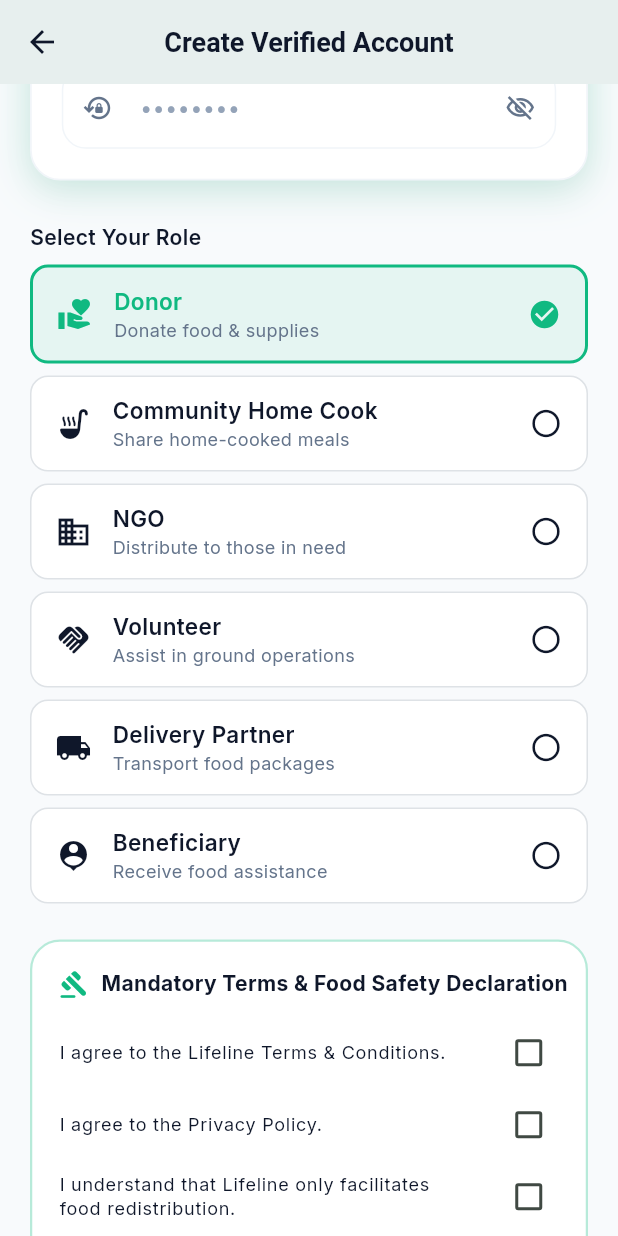
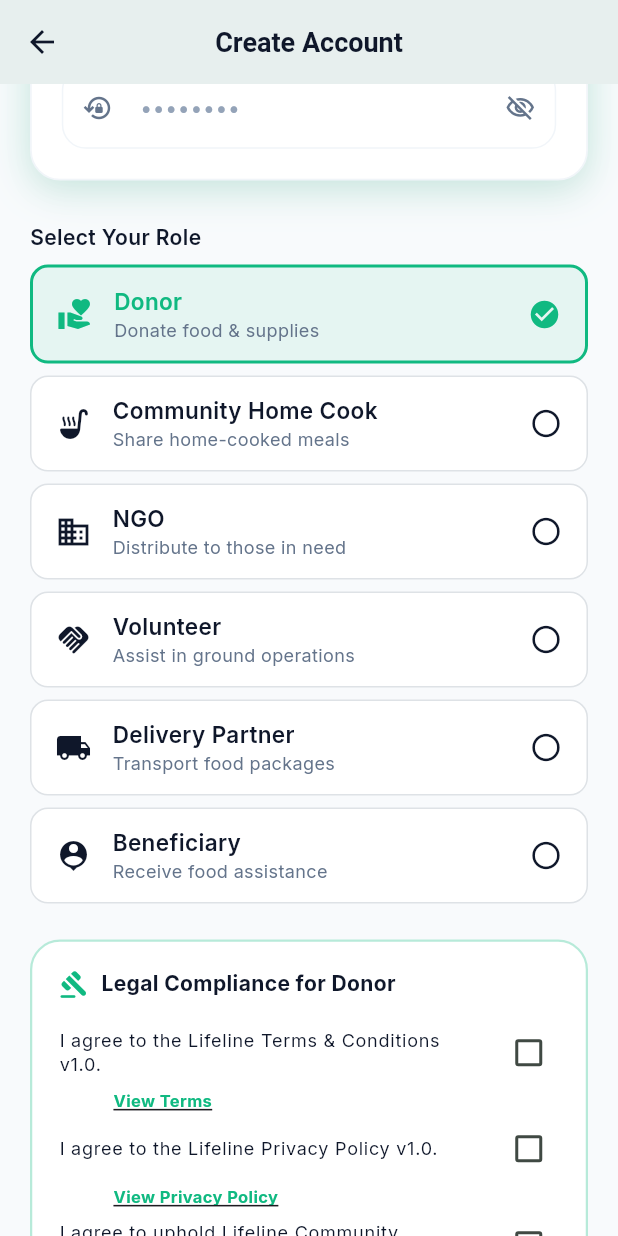
Before and after one commit to arun-2124/lifeline, a Flutter app: the RegisterScreen screen opened by its route, scrolled down 576 dp, on a phone screen of 412 x 824 dp. Run offline on Flutter 3.47's test engine with Material 3 defaults, Android fonts, the phone set to English and light mode, and no system bars; our stand-ins replace cloud_firestore, equatable, firebase_auth, firebase_core, firebase_messaging, firebase_storage and 6 more; missing offline and left inert: firebase_app_check; accounts and stored records are empty.

Commit message:
feat: Phase 2 Legal Compliance, Policy Versioning, Role-Based Consent & Food Safety Agreement

```diff
--- /dev/null
+++ b/mobile_app/lib/models/user_consent_model.dart
@@ -0,0 +1,92 @@
+import 'package:cloud_firestore/cloud_firestore.dart';
+import 'package:equatable/equatable.dart';
+
+class UserConsentModel extends Equatable {
+  static const String currentTermsVersion = '1.0';
+  static const String currentPrivacyVersion = '1.0';
+  static const String currentFoodSafetyVersion = '1.0';
+  static const String currentCommunityVersion = '1.0';
+
+  final bool acceptedTerms;
+  final bool acceptedPrivacyPolicy;
+  final bool acceptedCommunityGuidelines;
+  final bool acceptedFoodSafetyAgreement;
+  final String termsVersion;
+  final String privacyVersion;
+  final String communityVersion;
+  final String foodSafetyVersion;
+  final DateTime acceptedAt;
+  final String acceptedDevice;
+
+  const UserConsentModel({
+    required this.acceptedTerms,
+    required this.acceptedPrivacyPolicy,
+    required this.acceptedCommunityGuidelines,
+    required this.acceptedFoodSafetyAgreement,
+    this.termsVersion = currentTermsVersion,
+    this.privacyVersion = currentPrivacyVersion,
+    this.communityVersion = currentCommunityVersion,
+    this.foodSafetyVersion = currentFoodSafetyVersion,
+    required this.acceptedAt,
+    this.acceptedDevice = 'Android App',
+  });
+
+  Map<String, dynamic> toMap() {
+    return {
+      'acceptedTerms': acceptedTerms,
+      'acceptedPrivacyPolicy': acceptedPrivacyPolicy,
+      'acceptedCommunityGuidelines': acceptedCommunityGuidelines,
+      'acceptedFoodSafetyAgreement': acceptedFoodSafetyAgreement,
+      'termsVersion': termsVersion,
+      'privacyVersion': privacyVersion,
+      'communityVersion': communityVersion,
+      'foodSafetyVersion': foodSafetyVersion,
+      'acceptedAt': Timestamp.fromDate(acceptedAt),
+      'acceptedDevice': acceptedDevice,
+    };
+  }
+
+  factory UserConsentModel.fromMap(Map<String, dynamic> map) {
+    return UserConsentModel(
+      acceptedTerms: map['acceptedTerms'] as bool? ?? false,
+      acceptedPrivacyPolicy: map['acceptedPrivacyPolicy'] as bool? ?? false,
+      acceptedCommunityGuidelines: map['acceptedCommunityGuidelines'] as bool? ?? false,
+      acceptedFoodSafetyAgreement: map['acceptedFoodSafetyAgreement'] as bool? ?? false,
+      termsVersion: map['termsVersion'] as String? ?? currentTermsVersion,
+      privacyVersion: map['privacyVersion'] as String? ?? currentPrivacyVersion,
+      communityVersion: map['communityVersion'] as String? ?? currentCommunityVersion,
+      foodSafetyVersion: map['foodSafetyVersion'] as String? ?? currentFoodSafetyVersion,
+      acceptedAt: map['acceptedAt'] is Timestamp
+          ? (map['acceptedAt'] as Timestamp).toDate()
+          : DateTime.now(),
+      acceptedDevice: map['acceptedDevice'] as String? ?? 'Android App',
+    );
+  }
+
+  bool isVersionUpToDateForRole(String role) {
+    final cleanRole = role.trim().toLowerCase();
+    final requiresFoodSafety = cleanRole == 'donor' || cleanRole == 'community home cook' || cleanRole == 'home cook';
+    final requiresCommunity = cleanRole != 'beneficiary' && cleanRole != 'admin';
+
+    if (!acceptedTerms || termsVersion != currentTermsVersion) return false;
+    if (!acceptedPrivacyPolicy || privacyVersion != currentPrivacyVersion) return false;
+    if (requiresCommunity && (!acceptedCommunityGuidelines || communityVersion != currentCommunityVersion)) return false;
+    if (requiresFoodSafety && (!acceptedFoodSafetyAgreement || foodSafetyVersion != currentFoodSafetyVersion)) return false;
+
+    return true;
+  }
+
+  @override
+  List<Object?> get props => [
+        acceptedTerms,
+        acceptedPrivacyPolicy,
+        acceptedCommunityGuidelines,
+        acceptedFoodSafetyAgreement,
+        termsVersion,
+        privacyVersion,
+        communityVersion,
+        foodSafetyVersion,
+        acceptedAt,
+        acceptedDevice,
+      ];
+}
--- a/mobile_app/lib/routes/app_router.dart
+++ b/mobile_app/lib/routes/app_router.dart
@@ -7,6 +7,8 @@ import 'package:mobile_app/screens/auth/forgot_password_screen.dart';
 import 'package:mobile_app/screens/auth/login_screen.dart';
 import 'package:mobile_app/screens/auth/register_screen.dart';
 import 'package:mobile_app/screens/auth/welcome_screen.dart';
+import 'package:mobile_app/screens/legal/privacy_policy_screen.dart';
+import 'package:mobile_app/screens/legal/terms_conditions_screen.dart';
 import 'package:mobile_app/screens/beneficiary/beneficiary_home_screen.dart';
 import 'package:mobile_app/screens/beneficiary/beneficiary_request_history_screen.dart';
 import 'package:mobile_app/screens/beneficiary/direct_meal_request_screen.dart';
@@ -127,6 +129,10 @@ class AppRouter {
   static const String communityLeaderboardRoute = '/home-cook/leaderboard';
   static const String impactDashboardRoute = '/home-cook/impact';
   static const String adminHomeCookVerificationRoute = '/admin/home-cook-verification';
+
+  // Legal Compliance Routes (Phase 2)
+  static const String termsConditionsRoute = '/legal/terms';
+  static const String privacyPolicyRoute = '/legal/privacy';
 
   static String getHomeRouteForRole(String role) {
     switch (role.trim().toLowerCase()) {
@@ -293,6 +299,10 @@ class AppRouter {
         return MaterialPageRoute(builder: (_) => const ImpactDashboardScreen());
       case adminHomeCookVerificationRoute:
         return MaterialPageRoute(builder: (_) => const AdminHomeCookVerificationScreen());
+      case termsConditionsRoute:
+        return MaterialPageRoute(builder: (_) => const TermsConditionsScreen());
+      case privacyPolicyRoute:
+        return MaterialPageRoute(builder: (_) => const PrivacyPolicyScreen());
       default:
         return MaterialPageRoute(
           builder: (_) => NotFoundScreen(routeName: settings.name),
--- a/mobile_app/lib/screens/auth/register_screen.dart
+++ b/mobile_app/lib/screens/auth/register_screen.dart
@@ -1,6 +1,7 @@
 import 'package:flutter/material.dart';
 import 'package:flutter_riverpod/flutter_riverpod.dart';
 import 'package:mobile_app/core/constants/app_colors.dart';
+import 'package:mobile_app/models/user_consent_model.dart';
 import 'package:mobile_app/providers/app_providers.dart';
 import 'package:mobile_app/providers/auth_provider.dart';
 import 'package:mobile_app/routes/app_router.dart';
@@ -26,23 +27,28 @@ class _RegisterScreenState extends ConsumerState<RegisterScreen> {
   final _confirmPasswordController = TextEditingController();
   String _selectedRole = 'Donor';
 
-  // 7 MANDATORY CHECKBOXES
+  // AGREEMENT CHECKBOXES
   bool _agreeTerms = false;
   bool _agreePrivacy = false;
-  bool _agreeFacilitation = false;
+  bool _agreeCommunity = false;
   bool _agreeFoodSafety = false;
-  bool _agreeNoUnsafeFood = false;
-  bool _agreeViolationSuspension = false;
-  bool _certifyAccurateInfo = false;
 
-  bool get _areAllAgreementsAccepted =>
-      _agreeTerms &&
-      _agreePrivacy &&
-      _agreeFacilitation &&
-      _agreeFoodSafety &&
-      _agreeNoUnsafeFood &&
-      _agreeViolationSuspension &&
-      _certifyAccurateInfo;
+  bool get _requiresFoodSafety {
+    final r = _selectedRole.trim().toLowerCase();
+    return r == 'donor' || r == 'community home cook' || r == 'home cook';
+  }
+
+  bool get _requiresCommunity {
+    final r = _selectedRole.trim().toLowerCase();
+    return r != 'beneficiary' && r != 'admin';
+  }
+
+  bool get _areRoleAgreementsAccepted {
+    if (!_agreeTerms || !_agreePrivacy) return false;
+    if (_requiresCommunity && !_agreeCommunity) return false;
+    if (_requiresFoodSafety && !_agreeFoodSafety) return false;
+    return true;
+  }
 
   @override
   void dispose() {
@@ -55,10 +61,10 @@ class _RegisterScreenState extends ConsumerState<RegisterScreen> {
   }
 
   void _submitRegister() {
-    if (!_areAllAgreementsAccepted) {
+    if (!_areRoleAgreementsAccepted) {
       ScaffoldMessenger.of(context).showSnackBar(
         const SnackBar(
-          content: Text('Please accept all mandatory Terms & Food Safety agreements before registering.'),
+          content: Text('Please accept all mandatory legal & safety agreements for your role.'),
           backgroundColor: AppColors.error,
         ),
       );
@@ -105,7 +111,7 @@ class _RegisterScreenState extends ConsumerState<RegisterScreen> {
     return Scaffold(
       backgroundColor: AppColors.background,
       appBar: AppBar(
-        title: const Text('Create Verified Account'),
+        title: const Text('Create Account'),
       ),
       body: SafeArea(
         child: SingleChildScrollView(
@@ -125,12 +131,12 @@ class _RegisterScreenState extends ConsumerState<RegisterScreen> {
                 ),
                 const SizedBox(height: 6),
                 const Text(
-                  'Enter details and review mandatory food safety guarantees.',
+                  'Fill in your details and accept role-based legal agreements.',
                   style: TextStyle(fontSize: 14, color: AppColors.textSecondary),
                 ),
                 const SizedBox(height: 20),
 
-                // USER PROFILE FORM
+                // USER PROFILE INPUTS
                 GlassCard(
                   padding: const EdgeInsets.all(20),
                   child: Column(
@@ -206,14 +212,14 @@ class _RegisterScreenState extends ConsumerState<RegisterScreen> {
 
                 const SizedBox(height: 24),
 
-                // 7 MANDATORY TERMS & FOOD SAFETY CHECKBOXES
+                // ROLE-BASED LEGAL AGREEMENTS (PHASE 2)
                 Container(
                   padding: const EdgeInsets.all(18),
                   decoration: BoxDecoration(
                     color: AppColors.surface,
                     borderRadius: BorderRadius.circular(20),
                     border: Border.all(
-                      color: _areAllAgreementsAccepted
+                      color: _areRoleAgreementsAccepted
                           ? AppColors.success.withValues(alpha: 0.5)
                           : AppColors.primary.withValues(alpha: 0.3),
                       width: 1.5,
@@ -222,13 +228,13 @@ class _RegisterScreenState extends ConsumerState<RegisterScreen> {
                   child: Column(
                     crossAxisAlignment: CrossAxisAlignment.start,
                     children: [
-                      const Row(
+                      Row(
                         children: [
-                          Icon(Icons.gavel_rounded, color: AppColors.primary, size: 20),
-                          SizedBox(width: 8),
+                          const Icon(Icons.gavel_rounded, color: AppColors.primary, size: 20),
+                          const SizedBox(width: 8),
                           Text(
-                            'Mandatory Terms & Food Safety Declaration',
-                            style: TextStyle(
+                            'Legal Compliance for $_selectedRole',
+                            style: const TextStyle(
                               fontSize: 14,
                               fontWeight: FontWeight.bold,
                               color: AppColors.textPrimary,
@@ -237,41 +243,57 @@ class _RegisterScreenState extends ConsumerState<RegisterScreen> {
                         ],
                       ),
                       const SizedBox(height: 12),
-                      _CheckboxTile(
+
+                      // Terms & Conditions v1.0
+                      _LegalCheckboxTile(
                         value: _agreeTerms,
-                        title: 'I agree to the Lifeline Terms & Conditions.',
+                        title: 'I agree to the Lifeline Terms & Conditions v${UserConsentModel.currentTermsVersion}.',
+                        linkText: 'View Terms',
+                        onLinkTap: () {
+                          Navigator.of(context).pushNamed(AppRouter.termsConditionsRoute);
+                        },
                         onChanged: (v) => setState(() => _agreeTerms = v ?? false),
                       ),
-                      _CheckboxTile(
+
+                      // Privacy Policy v1.0
+                      _LegalCheckboxTile(
                         value: _agreePrivacy,
-                        title: 'I agree to the Privacy Policy.',
+                        title: 'I agree to the Lifeline Privacy Policy v${UserConsentModel.currentPrivacyVersion}.',
+                        linkText: 'View Privacy Policy',
+                        onLinkTap: () {
+                          Navigator.of(context).pushNamed(AppRouter.privacyPolicyRoute);
+                        },
                         onChanged: (v) => setState(() => _agreePrivacy = v ?? false),
                       ),
-                      _CheckboxTile(
-                        value: _agreeFacilitation,
-                        title: 'I understand that Lifeline only facilitates food redistribution.',
-                        onChanged: (v) => setState(() => _agreeFacilitation = v ?? false),
+
+                      // Community Guidelines (NGO, Volunteer, Delivery, Donor, Home Cook)
+                      if (_requiresCommunity)
+                        _LegalCheckboxTile(
+                          value: _agreeCommunity,
+                          title: 'I agree to uphold Lifeline Community Standards.',
+                          onChanged: (v) => setState(() => _agreeCommunity = v ?? false),
                         ),
-                      _CheckboxTile(
+
+                      // Mandatory Food Safety Agreement (Donor & Home Cook)
+                      if (_requiresFoodSafety) ...[
+                        const Divider(height: 20),
+                        const Row(
+                          children: [
+                            Icon(Icons.restaurant_rounded, color: Colors.deepOrange, size: 18),
+                            SizedBox(width: 6),
+                            Text(
+                              'Mandatory Food Safety Declaration',
+                              style: TextStyle(fontSize: 13, fontWeight: FontWeight.bold, color: Colors.deepOrange),
+                            ),
+                          ],
+                        ),
+                        const SizedBox(height: 8),
+                        _LegalCheckboxTile(
                           value: _agreeFoodSafety,
-                        title: 'I understand that I am responsible for ensuring the food I donate is safe and suitable for human consumption.',
+                          title: 'I certify that all food I share is freshly prepared, hygienically handled, and completely safe for human consumption. I accept full responsibility for food safety.',
                           onChanged: (v) => setState(() => _agreeFoodSafety = v ?? false),
                         ),
-                      _CheckboxTile(
-                        value: _agreeNoUnsafeFood,
-                        title: 'I agree that expired, spoiled, contaminated, or unsafe food must never be donated.',
-                        onChanged: (v) => setState(() => _agreeNoUnsafeFood = v ?? false),
-                      ),
-                      _CheckboxTile(
-                        value: _agreeViolationSuspension,
-                        title: 'I understand that repeated violations may lead to account suspension.',
-                        onChanged: (v) => setState(() => _agreeViolationSuspension = v ?? false),
-                      ),
-                      _CheckboxTile(
-                        value: _certifyAccurateInfo,
-                        title: 'I certify that all information provided is accurate.',
-                        onChanged: (v) => setState(() => _certifyAccurateInfo = v ?? false),
-                      ),
+                      ],
                     ],
                   ),
                 ),
@@ -281,7 +303,7 @@ class _RegisterScreenState extends ConsumerState<RegisterScreen> {
                 CustomButton(
                   text: 'Register Account',
                   isLoading: isLoading,
-                  onPressed: _areAllAgreementsAccepted ? _submitRegister : null,
+                  onPressed: _areRoleAgreementsAccepted ? _submitRegister : null,
                 ),
 
                 const SizedBox(height: 20),
@@ -318,20 +340,27 @@ class _RegisterScreenState extends ConsumerState<RegisterScreen> {
   }
 }
 
-class _CheckboxTile extends StatelessWidget {
+class _LegalCheckboxTile extends StatelessWidget {
   final bool value;
   final String title;
+  final String? linkText;
+  final VoidCallback? onLinkTap;
   final ValueChanged<bool?> onChanged;
 
-  const _CheckboxTile({
+  const _LegalCheckboxTile({
     required this.value,
     required this.title,
+    this.linkText,
+    this.onLinkTap,
     required this.onChanged,
   });
 
   @override
   Widget build(BuildContext context) {
-    return CheckboxListTile(
+    return Column(
+      crossAxisAlignment: CrossAxisAlignment.start,
+      children: [
+        CheckboxListTile(
           contentPadding: EdgeInsets.zero,
           dense: true,
           activeColor: AppColors.primary,
@@ -341,6 +370,19 @@ class _CheckboxTile extends StatelessWidget {
           ),
           value: value,
           onChanged: onChanged,
+        ),
+        if (linkText != null && onLinkTap != null)
+          Padding(
+            padding: const EdgeInsets.only(left: 36),
+            child: GestureDetector(
+              onTap: onLinkTap,
+              child: Text(
+                linkText!,
+                style: const TextStyle(fontSize: 11, color: AppColors.primary, fontWeight: FontWeight.bold, decoration: TextDecoration.underline),
+              ),
+            ),
+          ),
+      ],
     );
   }
 }
```
Also changed, not shown: mobile_app/lib/screens/legal/privacy_policy_screen.dart (added, +93 -0 lines), mobile_app/lib/screens/legal/terms_conditions_screen.dart (added, +176 -0 lines). Lines whose indentation alone changed are shown as unchanged.
